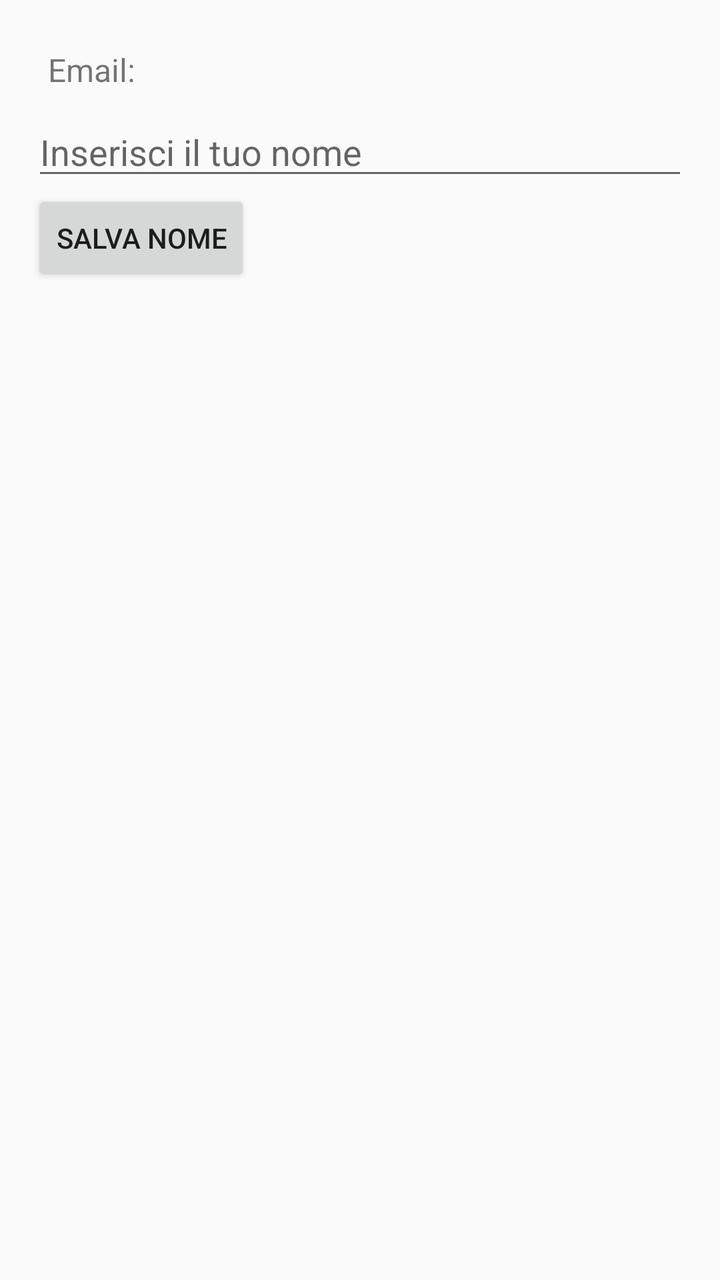
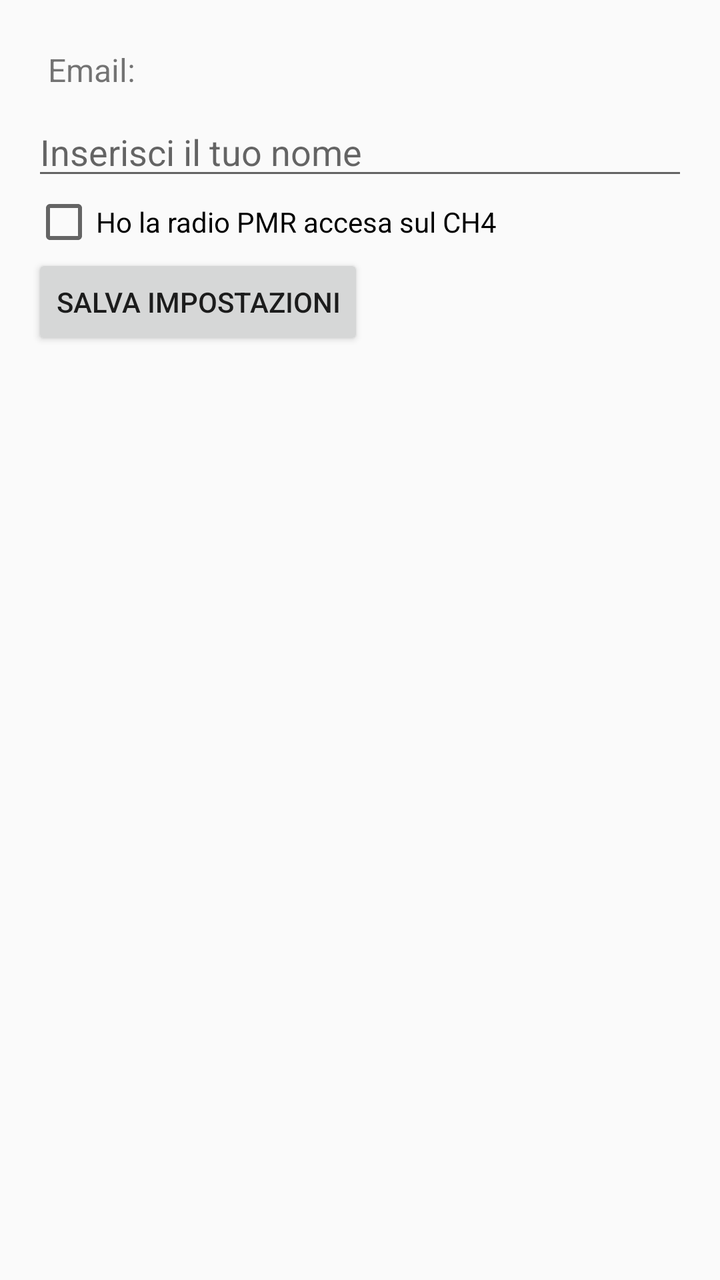

Two renders of the same Android screen: before a commit and after it. Below are the layout's source before the change and the commit's diff.
<!-- AndroidManifest.xml: application theme Theme.AppCompat.Light -->
<!-- res/layout/activity_impostazioni.xml -->
<androidx.constraintlayout.widget.ConstraintLayout
    xmlns:android="http://schemas.android.com/apk/res/android"
    android:layout_width="match_parent"
    android:layout_height="match_parent"
    android:fitsSystemWindows="true">

<LinearLayout
    xmlns:android="http://schemas.android.com/apk/res/android"
    android:layout_width="match_parent"
    android:layout_height="match_parent"
    android:orientation="vertical"
    android:padding="16dp"
        android:clipToPadding="false">

        <TextView
            android:id="@+id/textEmail"
            android:layout_width="match_parent"
            android:layout_height="wrap_content"
            android:text="Email: "
            android:textSize="16sp"
            android:padding="8dp"/>

        <EditText
            android:id="@+id/editFullName"
            android:layout_width="match_parent"
            android:layout_height="wrap_content"
            android:hint="Inserisci il tuo nome"/>

        <Button
            android:id="@+id/btnSalvaNome"
            android:layout_width="wrap_content"
            android:layout_height="wrap_content"
            android:text="Salva Nome"/>
    </LinearLayout>
</androidx.constraintlayout.widget.ConstraintLayout>
<!-- resources referenced by this layout -->
<resources>

</resources>

<!-- the commit's change to res/layout/activity_impostazioni.xml (unified diff, before → after) -->
@@ -26,10 +26,19 @@
             android:layout_height="wrap_content"
             android:hint="Inserisci il tuo nome"/>
 
+        <CheckBox
+            android:id="@+id/checkboxPMR"
+            android:layout_width="wrap_content"
+            android:layout_height="wrap_content"
+            android:text="Ho la radio PMR accesa sul CH4" />
+
         <Button
             android:id="@+id/btnSalvaNome"
             android:layout_width="wrap_content"
             android:layout_height="wrap_content"
-            android:text="Salva Nome"/>
-    </LinearLayout>
+            android:text="Salva impostazioni"/>
+
+
+
+</LinearLayout>
 </androidx.constraintlayout.widget.ConstraintLayout>
